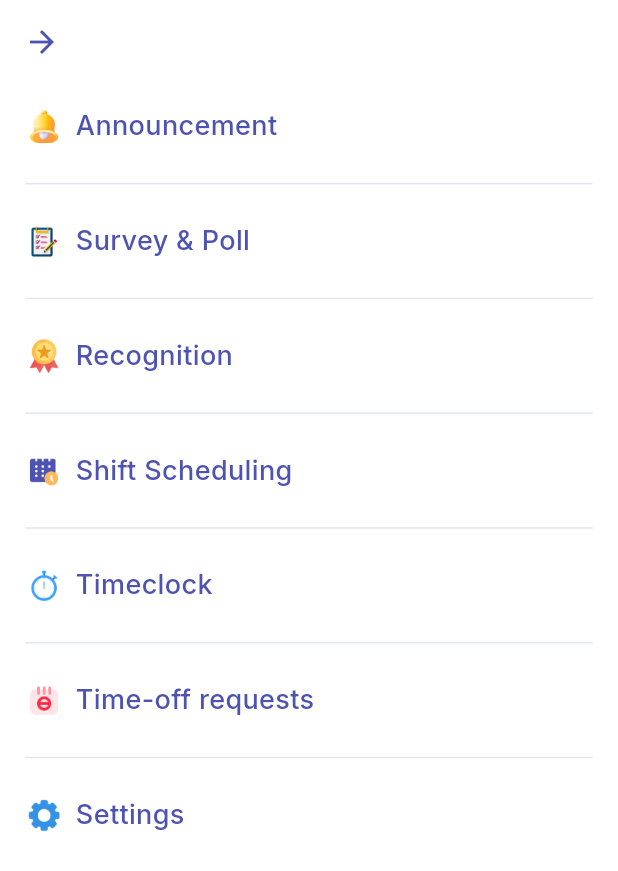
After one commit to Dev-Ninjas-Backup/jesusvlsco, a Flutter app: the CustomDrawer screen opened by its route, on a phone screen of 412 x 824 dp. The commit adds this screen. Shown: the top 871 px of the screen. Run offline on Flutter 3.47's test engine with Material 3 defaults, Android fonts, the phone set to English and light mode, and no system bars; our stand-ins replace country_code_picker, flutter_screenutil, get, go_router, google_fonts, google_maps_flutter and 1 more.

Commit message:
dashboard_drawer

```diff
--- /dev/null
+++ b/lib/core/common/widgets/common_divider.dart
@@ -0,0 +1,20 @@
+import 'package:flutter/material.dart';
+import 'package:jesusvlsco/core/utils/constants/colors.dart';
+import 'package:jesusvlsco/core/utils/constants/sizer.dart';
+
+class CommonDivider extends StatelessWidget {
+  final Color? color;
+  final double? thickness;
+  final double? height;
+
+  const CommonDivider({super.key, this.color, this.thickness, this.height});
+
+  @override
+  Widget build(BuildContext context) {
+    return Divider(
+      color: color ?? AppColors.dividerColor,
+      thickness: thickness ?? 1,
+      height: height ?? Sizer.hp(16),
+    );
+  }
+}
--- a/lib/features/admin/admin_dashboard/screens/dashboard_screen.dart
+++ b/lib/features/admin/admin_dashboard/screens/dashboard_screen.dart
@@ -1,5 +1,6 @@
 import 'package:flutter/material.dart';
 import 'package:get/get.dart';
+import 'package:go_router/go_router.dart';
 import 'package:google_maps_flutter/google_maps_flutter.dart';
 import 'package:jesusvlsco/core/common/styles/global_text_style.dart';
 import 'package:jesusvlsco/core/common/widgets/custom_button.dart';
@@ -8,6 +9,7 @@ import 'package:jesusvlsco/core/utils/constants/sizer.dart';
 import 'package:jesusvlsco/core/utils/helpers/spacing_helper.dart';
 import 'package:jesusvlsco/features/admin/admin_dashboard/controllers/dashboard_controller.dart';
 import 'package:jesusvlsco/features/admin/admin_dashboard/widgets/dashboard_appbar.dart';
+import 'package:jesusvlsco/routes/config/route_constants.dart';
 
 class AdminDashboardScreen extends StatelessWidget {
   AdminDashboardScreen({super.key});
@@ -19,7 +21,9 @@ class AdminDashboardScreen extends StatelessWidget {
       appBar: DashboardAppBar(
         onSearchTap: () {},
         onNotificationTap: () {},
-        onMenuTap: () {},
+        onMenuTap: () {
+          context.pushNamed(RouteNames.drawer);
+        },
       ),
       body: Padding(
         padding: EdgeInsets.all(Sizer.wp(16)),
--- /dev/null
+++ b/lib/features/admin/admin_dashboard/widgets/dashboard_drawer.dart
@@ -0,0 +1,113 @@
+import 'package:flutter/material.dart';
+import 'package:get/get.dart';
+import 'package:go_router/go_router.dart';
+import 'package:jesusvlsco/core/common/styles/global_text_style.dart';
+import 'package:jesusvlsco/core/common/widgets/common_divider.dart';
+import 'package:jesusvlsco/core/utils/constants/colors.dart';
+import 'package:jesusvlsco/core/utils/constants/sizer.dart';
+import 'package:jesusvlsco/routes/config/route_constants.dart';
+
+class CustomDrawer extends StatelessWidget {
+  const CustomDrawer({super.key});
+
+  @override
+  Widget build(BuildContext context) {
+    return Scaffold(
+      appBar: AppBar(
+        leading: IconButton(
+          onPressed: () => context.pop(),
+          icon: Icon(Icons.arrow_forward, color: AppColors.primary),
+        ),
+      ),
+      body: Padding(
+        padding: EdgeInsets.symmetric(
+          vertical: Sizer.hp(16),
+          horizontal: Sizer.wp(16),
+        ),
+        child: Column(
+          children: [
+            _buildDrawerItem(
+              imagePath: "assets/icons/drawer_notification.png",
+              text: 'Announcement',
+              onTap: () {
+                context.go('/home');
+              },
+            ),
+            SizedBox(height: Sizer.hp(24)),
+            const CommonDivider(height: 5),
+            SizedBox(height: Sizer.hp(24)),
+            _buildDrawerItem(
+              imagePath: "assets/icons/drawer_survey.png",
+              text: 'Survey & Poll',
+              onTap: () {},
+            ),
+            SizedBox(height: Sizer.hp(24)),
+            const CommonDivider(height: 5),
+            SizedBox(height: Sizer.hp(24)),
+            _buildDrawerItem(
+              imagePath: 'assets/icons/drawer_recognition.png',
+              text: 'Recognition',
+              onTap: () {},
+            ),
+            SizedBox(height: Sizer.hp(24)),
+            const CommonDivider(height: 5),
+            SizedBox(height: Sizer.hp(24)),
+            _buildDrawerItem(
+              imagePath: 'assets/icons/drawer_shift_scheduling.png',
+              text: 'Shift Scheduling',
+              onTap: () {},
+            ),
+            SizedBox(height: Sizer.hp(24)),
+            const CommonDivider(height: 5),
+            SizedBox(height: Sizer.hp(24)),
+            _buildDrawerItem(
+              imagePath: 'assets/icons/drawer_timelock.png',
+              text: 'Timeclock',
+              onTap: () {},
+            ),
+            SizedBox(height: Sizer.hp(24)),
+            const CommonDivider(height: 5),
+            SizedBox(height: Sizer.hp(24)),
+            _buildDrawerItem(
+              imagePath: 'assets/icons/drawer_time-off_requests.png',
+              text: 'Time-off requests',
+              onTap: () {},
+            ),
+            SizedBox(height: Sizer.hp(24)),
+            const CommonDivider(height: 5),
+            SizedBox(height: Sizer.hp(24)),
+            _buildDrawerItem(
+              imagePath: 'assets/icons/drawer_settings.png',
+              text: 'Settings',
+              onTap: () {},
+            ),
+          ],
+        ),
+      ),
+    );
+  }
+
+  Widget _buildDrawerItem({
+    required String imagePath,
+    required String text,
+    required VoidCallback onTap,
+  }) {
+    return GestureDetector(
+      onTap: onTap,
+      behavior: HitTestBehavior.opaque,
+      child: SizedBox(
+        width: double.infinity,
+        child: Row(
+          children: [
+            Image.asset(imagePath, width: Sizer.wp(24), height: Sizer.hp(24)),
+            SizedBox(width: Sizer.wp(8)),
+            Text(
+              text,
+              style: AppTextStyle.f18W500().copyWith(color: AppColors.primary),
+            ),
+          ],
+        ),
+      ),
+    );
+  }
+}
--- a/lib/routes/app_router.dart
+++ b/lib/routes/app_router.dart
@@ -4,6 +4,7 @@ library app_router;
 
 import 'package:flutter/material.dart';
 import 'package:go_router/go_router.dart';
+import 'package:jesusvlsco/routes/routes/drawer_routes.dart';
 
 import 'config/router_config.dart' as app_config;
 import 'guards/auth_guard.dart';
@@ -40,6 +41,7 @@ class AppRouter {
 
       // Main application shell with bottom navigation
       MainShellRoutes.shell,
+      ...DrawerRoutes.routes,
     ],
   );
 
--- a/lib/routes/config/route_constants.dart
+++ b/lib/routes/config/route_constants.dart
@@ -13,25 +13,22 @@ class RoutePaths {
   static const String forgotPassword = '/forgot-password';
   static const String onboarding = '/onboarding';
 
+  //Auth Routes
 
-//Auth Routes
-
-//For phone
+  //For phone
   static const String verifyMethod = '/verify-method';
   static const String loginwithphone = '/loginwithphone';
   static const String loginphoneotp = '/loginphoneotp';
   static const String verifycomplete = '/verifycomplete';
 
-//For email
+  //For email
 
   static const String loginwithemail = '/loginwithemail';
   static const String loginemailotp = '/loginemailotp';
 
-
-
-
   // Main shell paths
   static const String home = '/home';
+  static const String drawer = '/drawer';
   static const String chat = '/chat';
   static const String users = '/users';
   static const String schedule = '/schedule';
@@ -74,9 +71,6 @@ class RouteNames {
   static const String loginwithemail = 'loginwithemail';
   static const String loginemailotp = 'loginemailotp';
 
-
-
-
   // Main shell route names
   static const String home = 'home';
   static const String chat = 'chat';
@@ -99,4 +93,7 @@ class RouteNames {
   // Profile section route names (for future expansion)
   static const String profileEdit = 'profile-edit';
   static const String profileSecurity = 'profile-security';
+
+  //for dashbaord drawer
+  static const String drawer = 'drawer';
 }
--- /dev/null
+++ b/lib/routes/routes/drawer_routes.dart
@@ -0,0 +1,15 @@
+import 'package:go_router/go_router.dart';
+import 'package:jesusvlsco/features/admin/admin_dashboard/widgets/dashboard_drawer.dart';
+import 'package:jesusvlsco/routes/config/route_constants.dart';
+
+class DrawerRoutes {
+  DrawerRoutes._();
+
+  static final List<RouteBase> routes = [
+    GoRoute(
+      path: RoutePaths.drawer,
+      name: RouteNames.drawer,
+      builder: (context, state) => const CustomDrawer(),
+    ),
+  ];
+}
--- a/lib/routes/routes/home_routes.dart
+++ b/lib/routes/routes/home_routes.dart
@@ -1,5 +1,6 @@
 import 'package:flutter/material.dart';
 import 'package:go_router/go_router.dart';
+import 'package:jesusvlsco/features/admin/admin_dashboard/widgets/dashboard_drawer.dart';
 import 'package:jesusvlsco/features/bottom_navigation/controller/bottom_navigation_scaffold_controller.dart';
 import 'package:jesusvlsco/features/admin/admin_dashboard/screens/dashboard_screen.dart';
 
```
Also changed, not shown: assets/icons/drawer_notification.png (added), assets/icons/drawer_recognition.png (added), assets/icons/drawer_settings.png (added), assets/icons/drawer_shift_scheduling.png (added), assets/icons/drawer_survey.png (added), assets/icons/drawer_time-off_requests.png (added), assets/icons/drawer_timelock.png (added).
